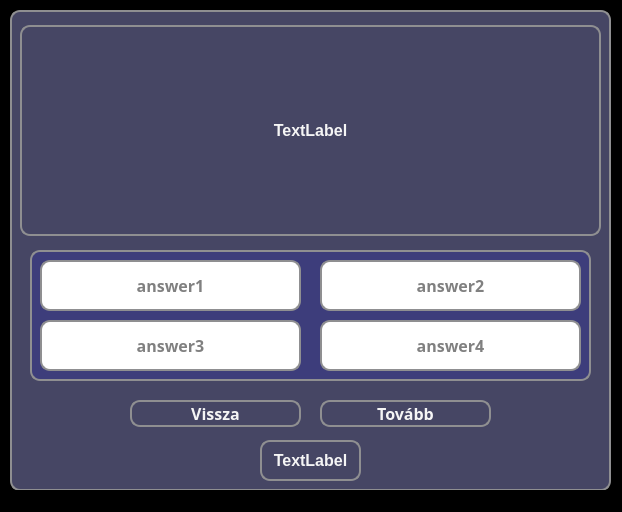
Old version of the form src/main/resources/ui/yellow/yellowQuizScreen.ui in the repository pkristof1999/Szakdolgozat.
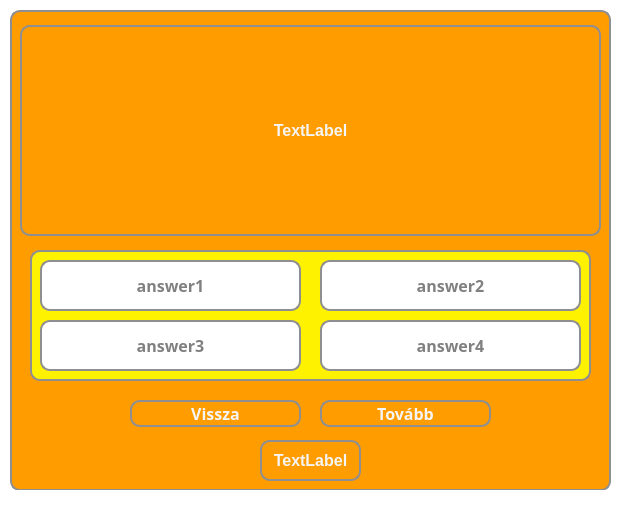
New version of the form.

Diff of the .ui file:
```diff
--- a/src/main/resources/ui/yellow/yellowQuizScreen.ui
+++ b/src/main/resources/ui/yellow/yellowQuizScreen.ui
@@ -15,7 +15,7 @@
   </property>
   <property name="styleSheet">
    <string notr="true">* {
-	background-color: black;
+	background-color: white;
 }</string>
   </property>
   <widget class="QWidget" name="centralwidget">
@@ -30,7 +30,7 @@
     </property>
     <property name="styleSheet">
      <string notr="true">* {
-	background-color: rgb(70, 70, 100);
+	background-color: #FF9C00;
     border: 2px solid #8f8f91;
     border-radius: 10px;
     color: white;
@@ -49,7 +49,7 @@
      </property>
      <property name="styleSheet">
       <string notr="true">* {
-	background-color: #3d3d7b;
+	background-color: #FFF200;
 	border: 2px solid #8f8f91;
 	border-radius: 10px;
 	color: white;
@@ -212,7 +212,7 @@
      </property>
      <property name="styleSheet">
       <string notr="true">* {
-	background-color: rgb(70, 70, 100);
+	background-color: #FF9C00;
 	color: whitesmoke;
 }
 
@@ -243,7 +243,7 @@
      </property>
      <property name="styleSheet">
       <string notr="true">* {
-	background-color: rgb(70, 70, 100);
+	background-color: #FF9C00;
 	color: whitesmoke;
 }
 
```
Left out of the diff: 24 changed lines with no effect on the pictures.
